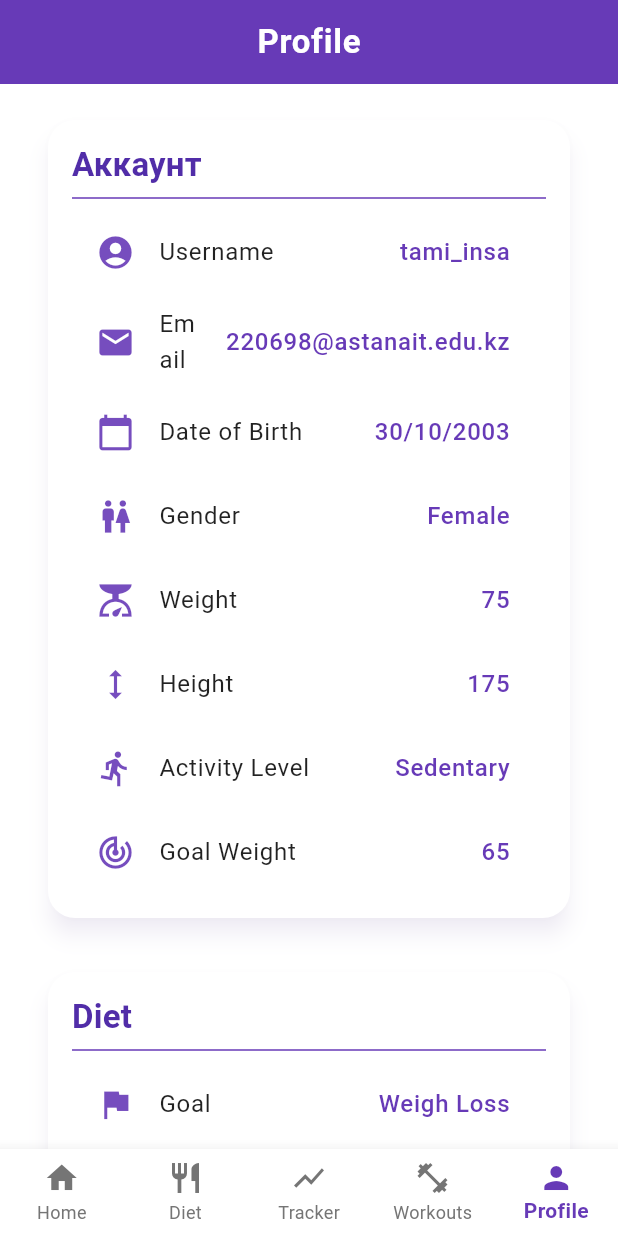
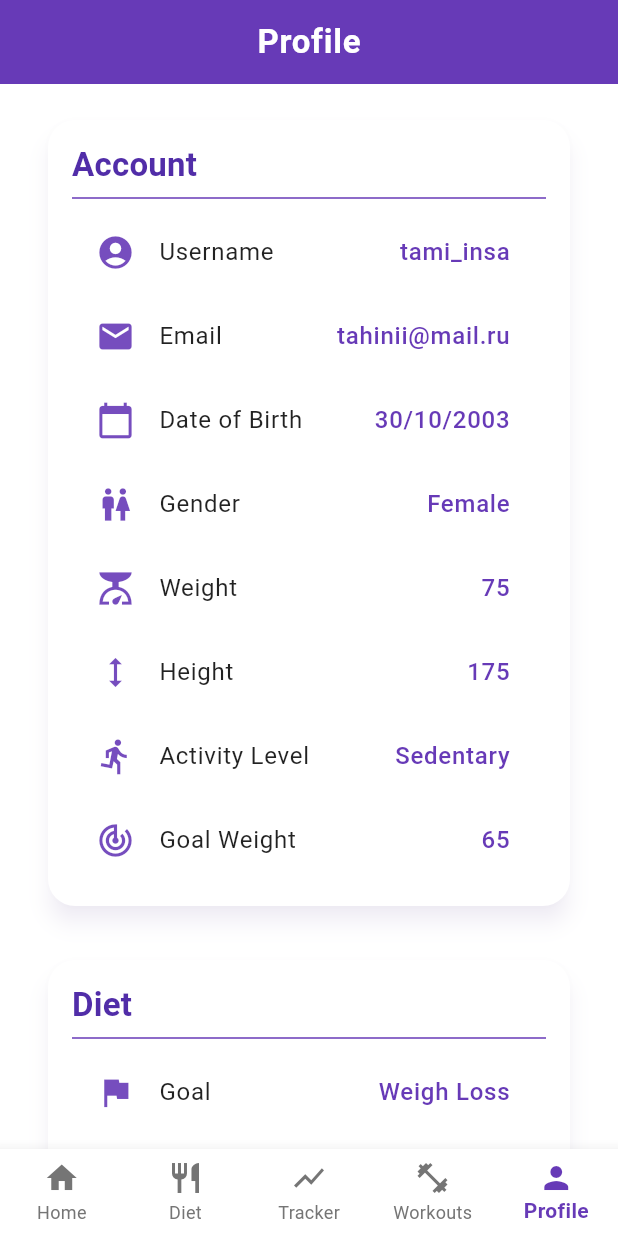
Before and after one commit to Ssberry19/my_app, a Flutter app: the screen it shows after launch, item 5 of the bottom bar chosen, on a phone screen of 412 x 824 dp. Run offline on Flutter 3.47's test engine with Material 3 defaults, Android fonts, the phone set to English and light mode, and no system bars; our stand-ins replace fl_chart, go_router, table_calendar; network calls fail.

Commit message:
profile_fix

```diff
--- a/lib/features/profile/views/profile_screen.dart
+++ b/lib/features/profile/views/profile_screen.dart
@@ -51,7 +51,7 @@ class ProfileScreen extends StatelessWidget {
   Widget _buildAccountSection(BuildContext context) {
     return _buildSectionCard(
       context,
-      title: 'Аккаунт',
+      title: 'Account',
       children: [
         _buildProfileRow(
           context,
@@ -62,7 +62,7 @@ class ProfileScreen extends StatelessWidget {
         _buildProfileRow(
           context,
           'Email',
-          '220698@astanait.edu.kz',
+          'tahinii@mail.ru',
           Icons.email,
         ), // Иконка конверта
         _buildProfileRow(
```
